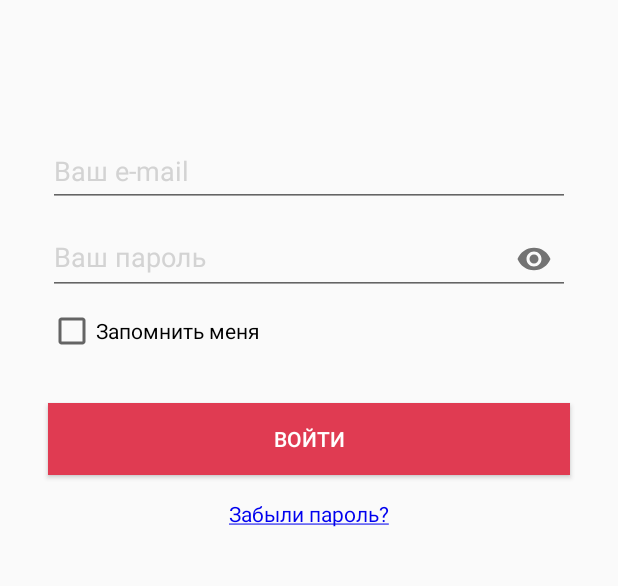
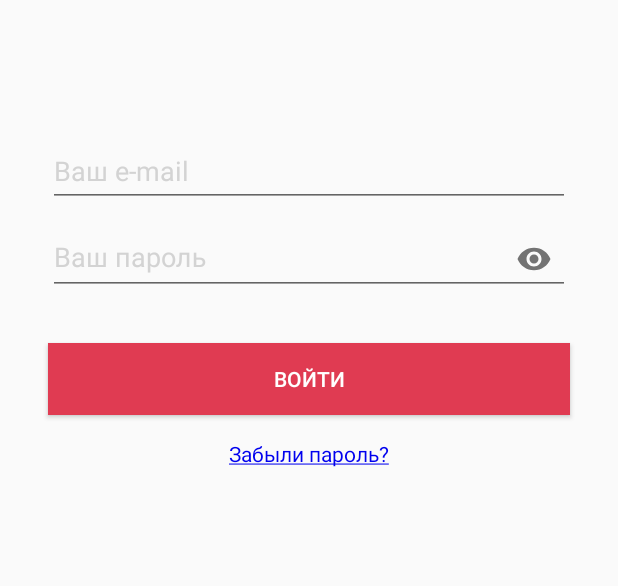
Before and after one commit to VdovinN/Venyoo, an Android app: the screen it shows after launch (LoginActivity), on a phone screen of 412 x 824 dp, the part 305-891 px from its top. Run offline under Robolectric (Android 15) with nearby library versions, the phone set to English and light mode, and no system bars; our stand-ins replace Dagger/Hilt's generated code, RxJava; libraries missing offline, so code that uses them is left out: com.jakewharton.rxbinding2, org.jetbrains.anko; 3 statements that could not run were skipped.

Commit message:
base commit;

```diff
--- a/app/src/main/java/com/app/venyoo/screens/lead/detail/LeadDetailFragment.kt
+++ b/app/src/main/java/com/app/venyoo/screens/lead/detail/LeadDetailFragment.kt
@@ -53,7 +53,7 @@ class LeadDetailFragment : Fragment(), LeadDetailView {
     }
 
     override fun displayLeadInfo(lead: Lead) {
-        (activity as MainActivity).supportActionBar?.title = lead.firstLastName
+        (activity as MainActivity).supportActionBar?.title = ""
         leadUserPhoneTextView.text = lead.phone
 
         lead.socialData?.let {
--- a/app/src/main/java/com/app/venyoo/screens/login/LoginActivity.kt
+++ b/app/src/main/java/com/app/venyoo/screens/login/LoginActivity.kt
@@ -46,11 +46,6 @@ class LoginActivity : BaseActivity(), LoginView {
         }
     }
 
-    override fun onStart() {
-        super.onStart()
-        presenter.isAuthorized()
-    }
-
     override fun getInputEmail(): String = emailEditText.text.toString()
 
     override fun getInputPassword(): String = passwordEditText.text.toString()
@@ -62,8 +57,6 @@ class LoginActivity : BaseActivity(), LoginView {
         finish()
     }
 
-    override fun getRememberState(): Boolean = checkBox.isChecked
-
     override fun error() {
         snackbar(rootView, "Неправильный логин или пароль")
     }
--- a/app/src/main/java/com/app/venyoo/screens/login/structure/LoginPresenter.kt
+++ b/app/src/main/java/com/app/venyoo/screens/login/structure/LoginPresenter.kt
@@ -13,6 +13,7 @@ class LoginPresenter(private val api: VenyooApi, private val preferenceHelper: P
     override fun onLoad() {
         super.onLoad()
         disposables.add(login())
+        disposables.add(isAuthorized())
     }
 
     private fun login(): Disposable {
@@ -28,7 +29,6 @@ class LoginPresenter(private val api: VenyooApi, private val preferenceHelper: P
                             preferenceHelper.saveToken(it.token)
                             preferenceHelper.saveEmail(getView().getInputEmail())
                             preferenceHelper.savePassword(getView().getInputPassword())
-                            preferenceHelper.saveRememberUser(getView().getRememberState())
                             getView().startMain()
                         }
                     } else if (it.code() == Constants.RESPONSE_UNAUTHORIZED) {
@@ -38,7 +38,7 @@ class LoginPresenter(private val api: VenyooApi, private val preferenceHelper: P
                         { it.printStackTrace() })
     }
 
-    fun isAuthorized(): Disposable = Observable.just(preferenceHelper.loadRememberUser()).filter { it }.flatMap { api.login(preferenceHelper.loadEmail(), preferenceHelper.loadPassword()) }
+    private fun isAuthorized(): Disposable = Observable.just(preferenceHelper.loadToken()).filter { !it.isEmpty() }.flatMap { api.login(preferenceHelper.loadEmail(), preferenceHelper.loadPassword()) }
             .subscribeOn(rxSchedulers.io())
             .observeOn(rxSchedulers.androidUI())
             .subscribe({
--- a/app/src/main/java/com/app/venyoo/screens/login/structure/LoginView.kt
+++ b/app/src/main/java/com/app/venyoo/screens/login/structure/LoginView.kt
@@ -14,6 +14,4 @@ interface LoginView : BaseView {
     fun startMain()
 
     fun loginButtonClicked(): Observable<Pair<String, String>>
-    fun getRememberState(): Boolean
-
 }
--- a/app/src/main/res/layout/activity_login.xml
+++ b/app/src/main/res/layout/activity_login.xml
@@ -59,18 +59,6 @@
 
     </LinearLayout>
 
-    <CheckBox
-        android:id="@+id/checkBox"
-        android:layout_width="wrap_content"
-        android:layout_height="wrap_content"
-        android:layout_marginLeft="32dp"
-        android:layout_marginStart="32dp"
-        android:layout_marginTop="8dp"
-        android:text="Запомнить меня"
-        android:theme="@style/RedCheckBox"
-        app:layout_constraintStart_toStartOf="parent"
-        app:layout_constraintTop_toBottomOf="@+id/linearLayout" />
-
     <Button
         android:id="@+id/loginButton"
         android:layout_width="0dp"
@@ -85,7 +73,7 @@
         android:textColor="@color/white"
         app:layout_constraintEnd_toEndOf="parent"
         app:layout_constraintStart_toStartOf="parent"
-        app:layout_constraintTop_toBottomOf="@+id/checkBox" />
+        app:layout_constraintTop_toBottomOf="@+id/linearLayout" />
 
     <TextView
         android:id="@+id/rememberPasswordTextView"
--- a/app/src/main/res/values/strings.xml
+++ b/app/src/main/res/values/strings.xml
@@ -16,4 +16,7 @@
     <string name="from_email">Из почты</string>
     <string name="from_crm">Из CRM</string>
     <string name="not_seen">Не просмотрен</string>
+    <string name="yes">Да</string>
+    <string name="no">Нет</string>
+    <string name="do_you_want_to_exit">Вы действительно хотите выйти из программы?</string>
 </resources>
```
Also changed, not shown: app/src/main/java/com/app/venyoo/helper/PreferenceHelper.kt (+14 -8 lines), app/src/main/java/com/app/venyoo/screens/main/MainActivity.kt (+34 -28 lines).
